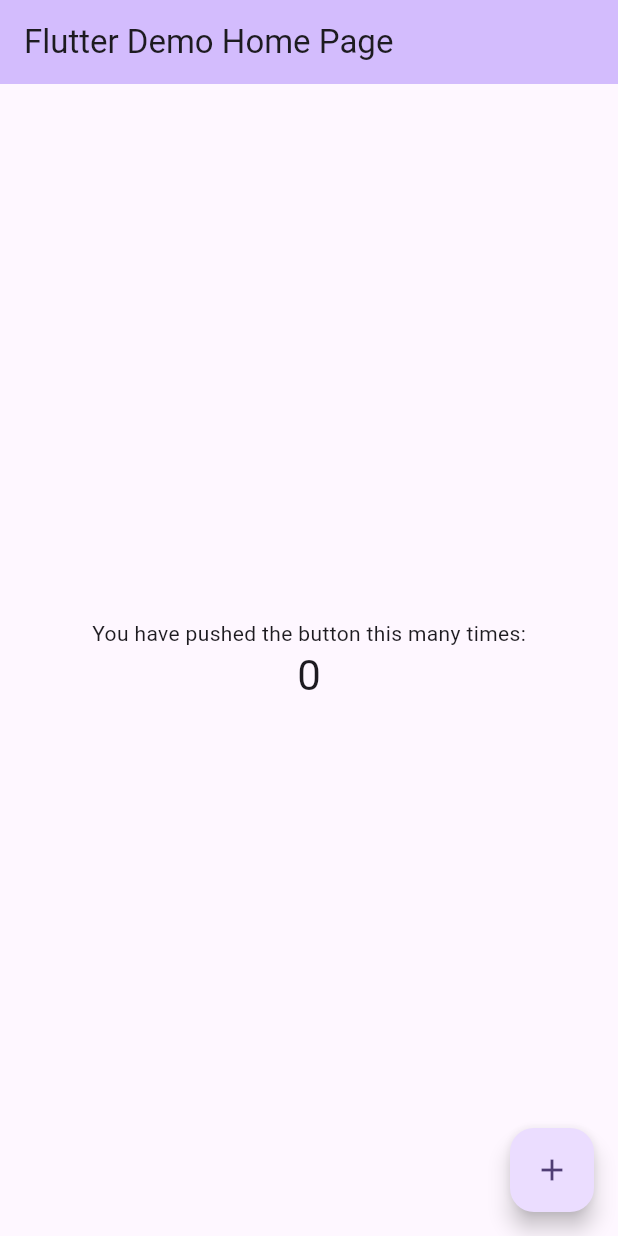
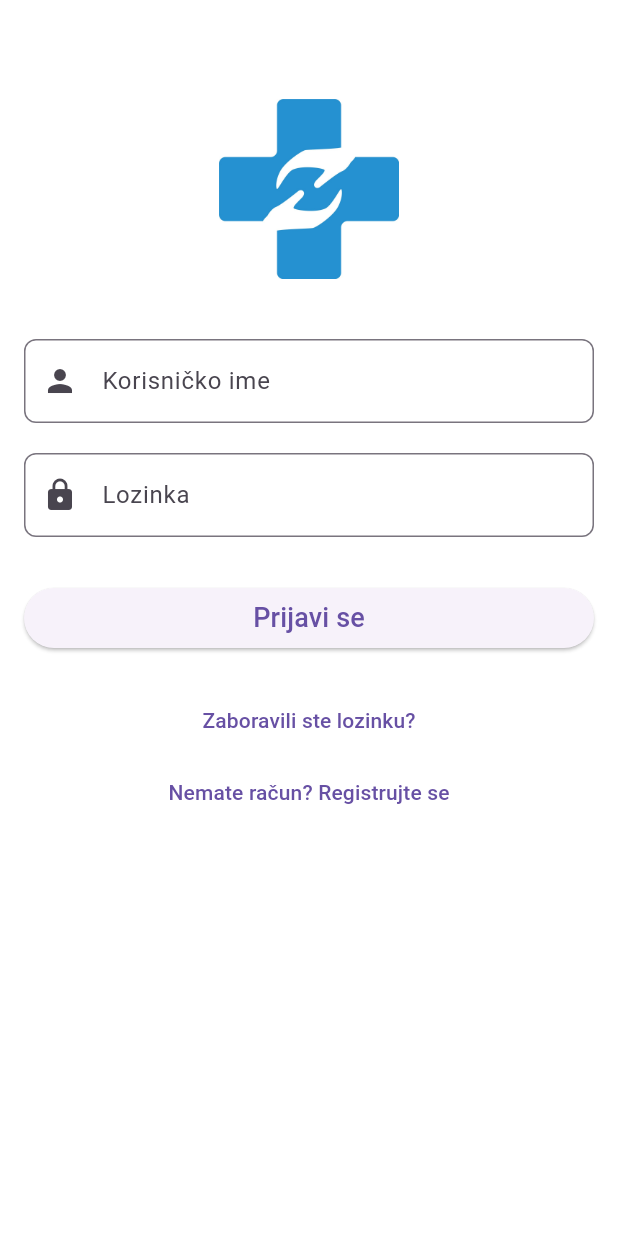
Before and after one commit to avoloder9/eBolnica-RS2, a Flutter app: the screen it shows after launch, on a phone screen of 412 x 824 dp. Run offline on Flutter 3.47's test engine with Material 3 defaults, Android fonts, the phone set to English and light mode, and no system bars; our stand-ins replace another_flushbar.

Commit message:
implement login functionality for desktop app

```diff
--- /dev/null
+++ b/eBolnica/UI/ebolnica_desktop/lib/api_constants.dart
@@ -0,0 +1,12 @@
+class ApiConstants {
+  static final String baseUrl = _getBaseUrl();
+
+  static String _getBaseUrl() {
+    const String host =
+        String.fromEnvironment('API_HOST', defaultValue: 'localhost');
+    const String port =
+        String.fromEnvironment('API_PORT', defaultValue: '5218');
+
+    return 'http://$host:$port';
+  }
+}
--- a/eBolnica/UI/ebolnica_desktop/lib/main.dart
+++ b/eBolnica/UI/ebolnica_desktop/lib/main.dart
@@ -1,4 +1,14 @@
+import 'package:ebolnica_desktop/api_constants.dart';
+import 'package:ebolnica_desktop/models/login_model.dart';
+import 'package:ebolnica_desktop/screens/dashboard_doctor.dart';
+import 'package:ebolnica_desktop/screens/dashboard_patient.dart';
+import 'package:ebolnica_desktop/screens/dashboard_medical_staff.dart';
+import 'package:ebolnica_desktop/screens/dashboard_admin.dart';
+import 'package:ebolnica_desktop/screens/registration.dart';
+import 'dart:convert';
 import 'package:flutter/material.dart';
+import 'package:http/http.dart' as http;
+import 'package:another_flushbar/flushbar.dart';
 
 void main() {
   runApp(const MyApp());
@@ -7,119 +17,144 @@ void main() {
 class MyApp extends StatelessWidget {
   const MyApp({super.key});
 
-  // This widget is the root of your application.
   @override
   Widget build(BuildContext context) {
-    return MaterialApp(
-      title: 'Flutter Demo',
-      theme: ThemeData(
-        // This is the theme of your application.
-        //
-        // TRY THIS: Try running your application with "flutter run". You'll see
-        // the application has a purple toolbar. Then, without quitting the app,
-        // try changing the seedColor in the colorScheme below to Colors.green
-        // and then invoke "hot reload" (save your changes or press the "hot
-        // reload" button in a Flutter-supported IDE, or press "r" if you used
-        // the command line to start the app).
-        //
-        // Notice that the counter didn't reset back to zero; the application
-        // state is not lost during the reload. To reset the state, use hot
-        // restart instead.
-        //
-        // This works for code too, not just values: Most code changes can be
-        // tested with just a hot reload.
-        colorScheme: ColorScheme.fromSeed(seedColor: Colors.deepPurple),
-        useMaterial3: true,
-      ),
-      home: const MyHomePage(title: 'Flutter Demo Home Page'),
+    return const MaterialApp(
+      debugShowCheckedModeBanner: false,
+      home: LoginScreen(),
     );
   }
 }
 
-class MyHomePage extends StatefulWidget {
-  const MyHomePage({super.key, required this.title});
-
-  // This widget is the home page of your application. It is stateful, meaning
-  // that it has a State object (defined below) that contains fields that affect
-  // how it looks.
-
-  // This class is the configuration for the state. It holds the values (in this
-  // case the title) provided by the parent (in this case the App widget) and
-  // used by the build method of the State. Fields in a Widget subclass are
-  // always marked "final".
-
-  final String title;
-
+class LoginScreen extends StatefulWidget {
+  const LoginScreen({super.key});
   @override
-  State<MyHomePage> createState() => _MyHomePageState();
+  State<LoginScreen> createState() => _LoginScreenState();
 }
 
-class _MyHomePageState extends State<MyHomePage> {
-  int _counter = 0;
-
-  void _incrementCounter() {
-    setState(() {
-      // This call to setState tells the Flutter framework that something has
-      // changed in this State, which causes it to rerun the build method below
-      // so that the display can reflect the updated values. If we changed
-      // _counter without calling setState(), then the build method would not be
-      // called again, and so nothing would appear to happen.
-      _counter++;
-    });
-  }
-
+class _LoginScreenState extends State<LoginScreen> {
+  final TextEditingController _usernameController = TextEditingController();
+  final TextEditingController _passwordController = TextEditingController();
   @override
   Widget build(BuildContext context) {
-    // This method is rerun every time setState is called, for instance as done
-    // by the _incrementCounter method above.
-    //
-    // The Flutter framework has been optimized to make rerunning build methods
-    // fast, so that you can just rebuild anything that needs updating rather
-    // than having to individually change instances of widgets.
     return Scaffold(
-      appBar: AppBar(
-        // TRY THIS: Try changing the color here to a specific color (to
-        // Colors.amber, perhaps?) and trigger a hot reload to see the AppBar
-        // change color while the other colors stay the same.
-        backgroundColor: Theme.of(context).colorScheme.inversePrimary,
-        // Here we take the value from the MyHomePage object that was created by
-        // the App.build method, and use it to set our appbar title.
-        title: Text(widget.title),
-      ),
-      body: Center(
-        // Center is a layout widget. It takes a single child and positions it
-        // in the middle of the parent.
-        child: Column(
-          // Column is also a layout widget. It takes a list of children and
-          // arranges them vertically. By default, it sizes itself to fit its
-          // children horizontally, and tries to be as tall as its parent.
-          //
-          // Column has various properties to control how it sizes itself and
-          // how it positions its children. Here we use mainAxisAlignment to
-          // center the children vertically; the main axis here is the vertical
-          // axis because Columns are vertical (the cross axis would be
-          // horizontal).
-          //
-          // TRY THIS: Invoke "debug painting" (choose the "Toggle Debug Paint"
-          // action in the IDE, or press "p" in the console), to see the
-          // wireframe for each widget.
-          mainAxisAlignment: MainAxisAlignment.center,
-          children: <Widget>[
-            const Text(
-              'You have pushed the button this many times:',
-            ),
-            Text(
-              '$_counter',
-              style: Theme.of(context).textTheme.headlineMedium,
-            ),
-          ],
+      backgroundColor: Colors.white,
+      body: SingleChildScrollView(
+        child: Padding(
+          padding: const EdgeInsets.all(16.0),
+          child: Column(
+            mainAxisAlignment: MainAxisAlignment.center,
+            crossAxisAlignment: CrossAxisAlignment.center,
+            children: [
+              const SizedBox(height: 50),
+              Image.asset(
+                'assets/images/logo.jpg',
+                height: 120,
+              ),
+              const SizedBox(height: 40),
+              TextField(
+                controller: _usernameController,
+                decoration: InputDecoration(
+                  prefixIcon: const Icon(Icons.person),
+                  labelText: 'Korisničko ime',
+                  border: OutlineInputBorder(
+                    borderRadius: BorderRadius.circular(8.0),
+                  ),
+                ),
+              ),
+              const SizedBox(height: 20),
+              TextField(
+                controller: _passwordController,
+                obscureText: true,
+                decoration: InputDecoration(
+                  prefixIcon: const Icon(Icons.lock),
+                  labelText: 'Lozinka',
+                  border: OutlineInputBorder(
+                    borderRadius: BorderRadius.circular(8.0),
+                  ),
+                ),
+              ),
+              const SizedBox(height: 30),
+              SizedBox(
+                width: double.infinity,
+                child: ElevatedButton(
+                  onPressed: () async {
+                    var loginModel = LoginModel(
+                      username: _usernameController.text,
+                      password: _passwordController.text,
+                      deviceType: 'desktop',
+                    );
+
+                    var url =
+                        Uri.parse('${ApiConstants.baseUrl}/Korisnik/login');
+                    var response = await http.post(
+                      url,
+                      headers: {'Content-Type': 'application/json'},
+                      body: jsonEncode(loginModel.toJson()),
+                    );
+
+                    if (response.statusCode == 200) {
+                      var responseBody = json.decode(response.body);
+                      String? userType = responseBody['userType'];
+                      int userId = responseBody['userId'];
+
+                      if (userType != null) {
+                        if (userType == 'administrator') {
+                          Navigator.of(context).push(MaterialPageRoute(
+                            builder: (context) =>
+                                DashboardAdmin(userId: userId),
+                          ));
+                        } else if (userType == 'doktor') {
+                          Navigator.of(context).push(MaterialPageRoute(
+                            builder: (context) =>
+                                DashboardDoctor(userId: userId),
+                          ));
+                        } else if (userType == 'medicinsko osoblje') {
+                          Navigator.of(context).push(MaterialPageRoute(
+                            builder: (context) =>
+                                DashboardMedicalStaff(userId: userId),
+                          ));
+                        } else if (userType == 'pacijent') {
+                          Navigator.of(context).push(MaterialPageRoute(
+                            builder: (context) =>
+                                DashboardPatient(userId: userId),
+                          ));
+                        }
+                      }
+                    } else {
+                      Flushbar(
+                        message: "Login failed: ${response.body}",
+                        backgroundColor: Colors.red,
+                        duration: const Duration(seconds: 3),
+                      ).show(context);
+                    }
+                  },
+                  child: const Text(
+                    'Prijavi se',
+                    style: TextStyle(fontSize: 18.0),
+                  ),
+                ),
+              ),
+              const SizedBox(height: 20),
+              TextButton(
+                onPressed: () {
+                  print('Zaboravili ste lozinku?');
+                },
+                child: const Text('Zaboravili ste lozinku?'),
+              ),
+              TextButton(
+                onPressed: () {
+                  Navigator.of(context).push(MaterialPageRoute(
+                    builder: (context) =>
+                        const RegistrationScreen(), // Implementirajte RegistrationScreen
+                  ));
+                },
+                child: const Text('Nemate račun? Registrujte se'),
+              ),
+            ],
+          ),
         ),
       ),
-      floatingActionButton: FloatingActionButton(
-        onPressed: _incrementCounter,
-        tooltip: 'Increment',
-        child: const Icon(Icons.add),
-      ), // This trailing comma makes auto-formatting nicer for build methods.
     );
   }
 }
--- /dev/null
+++ b/eBolnica/UI/ebolnica_desktop/lib/models/login_model.dart
@@ -0,0 +1,20 @@
+import 'package:json_annotation/json_annotation.dart';
+part 'login_model.g.dart';
+
+@JsonSerializable()
+class LoginModel {
+  String username;
+  String password;
+  String deviceType;
+
+  LoginModel({
+    required this.username,
+    required this.password,
+    required this.deviceType,
+  });
+
+  factory LoginModel.fromJson(Map<String, dynamic> json) =>
+      _$LoginModelFromJson(json);
+
+  Map<String, dynamic> toJson() => _$LoginModelToJson(this);
+}
--- /dev/null
+++ b/eBolnica/UI/ebolnica_desktop/lib/providers/auth_provider.dart
@@ -0,0 +1,4 @@
+class AuthProvider {
+  static String? username;
+  static String? password;
+}
```
Also changed, not shown: eBolnica/UI/ebolnica_desktop/lib/providers/doctor_provider.dart (added, +49 -0 lines), eBolnica/UI/ebolnica_desktop/lib/screens/dashboard_admin.dart (added, +20 -0 lines), eBolnica/UI/ebolnica_desktop/lib/screens/dashboard_doctor.dart (added, +20 -0 lines), eBolnica/UI/ebolnica_desktop/lib/screens/dashboard_medical_staff.dart (added, +20 -0 lines), eBolnica/UI/ebolnica_desktop/lib/screens/dashboard_patient.dart (added, +19 -0 lines), eBolnica/UI/ebolnica_desktop/lib/screens/registration.dart (added, +20 -0 lines), eBolnica/UI/ebolnica_desktop/pubspec.yaml (+9 -10 lines), eBolnica/UI/ebolnica_desktop/assets/images/logo.jpg (added), eBolnica/UI/ebolnica_desktop/lib/models/login_model.g.dart (added), eBolnica/UI/ebolnica_desktop/pubspec.lock, 7 other files.
